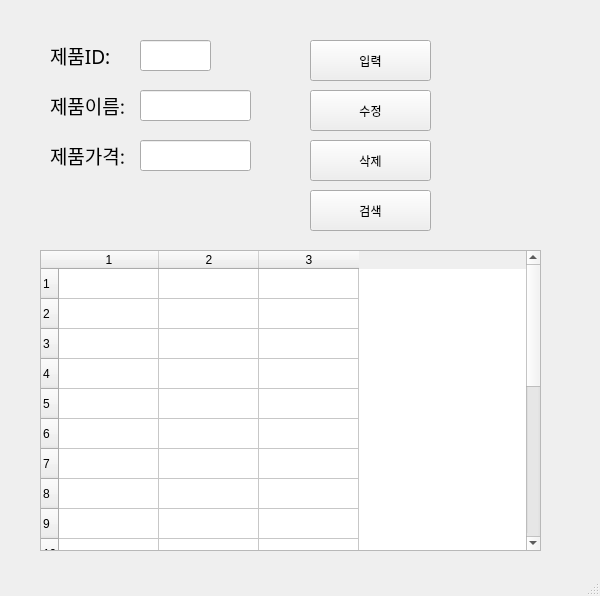
First picture: the form in ProductList3.ui, repository j2h0128/python0128, before the edit.
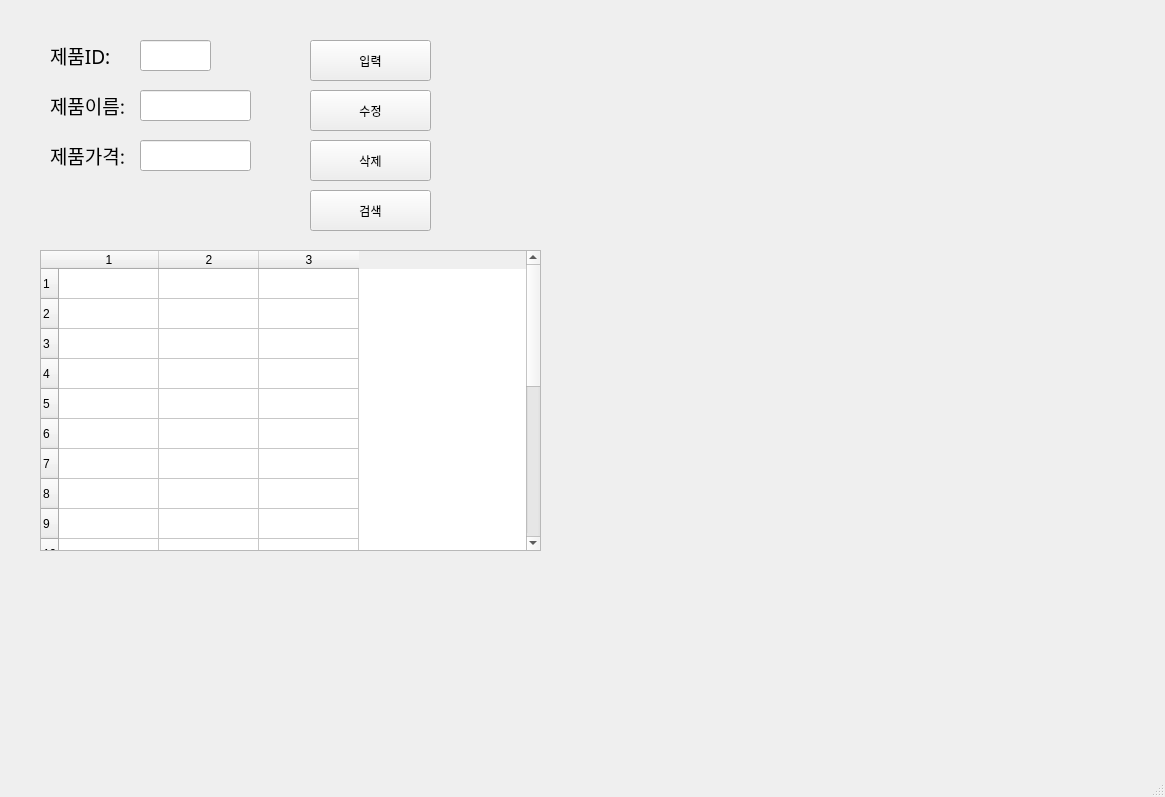
Second picture: the form after the edit.

The edit to the form file:
```diff
--- a/ProductList3.ui
+++ b/ProductList3.ui
@@ -6,8 +6,8 @@
    <rect>
     <x>0</x>
     <y>0</y>
-    <width>600</width>
-    <height>596</height>
+    <width>1165</width>
+    <height>797</height>
    </rect>
   </property>
   <property name="windowTitle">
```
Left out of the diff: 2 changed lines with no effect on the pictures.
